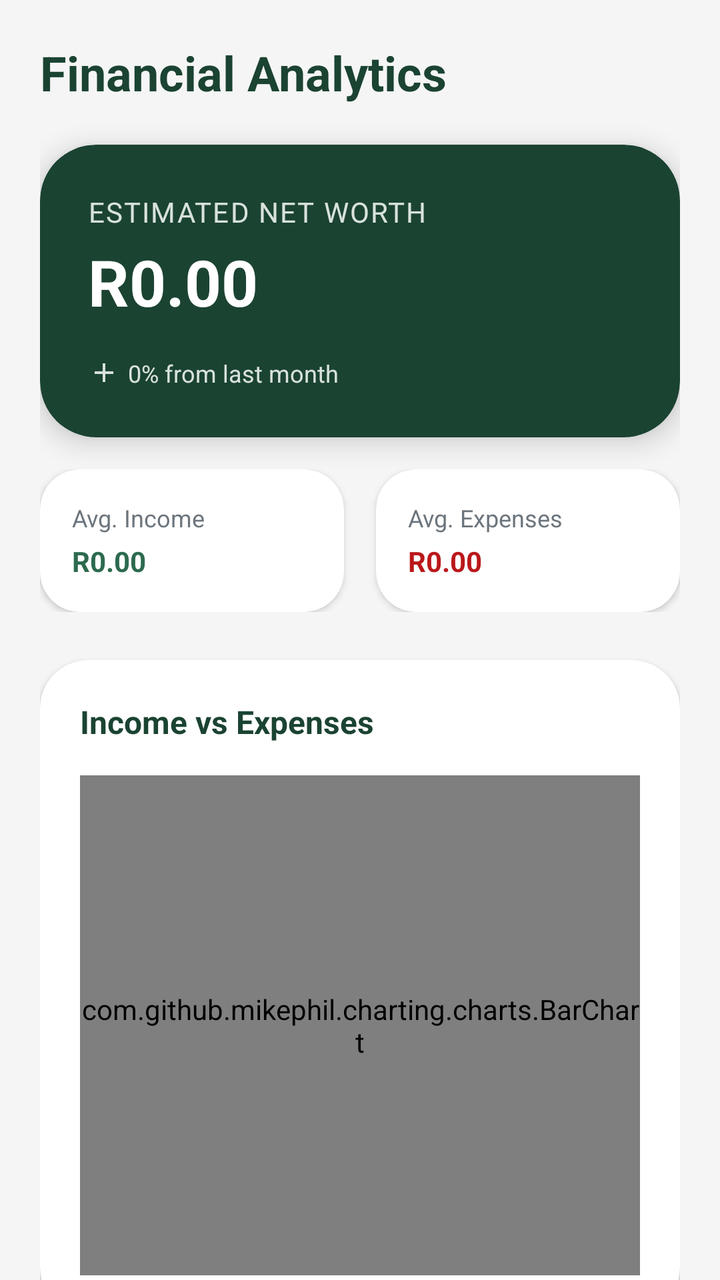
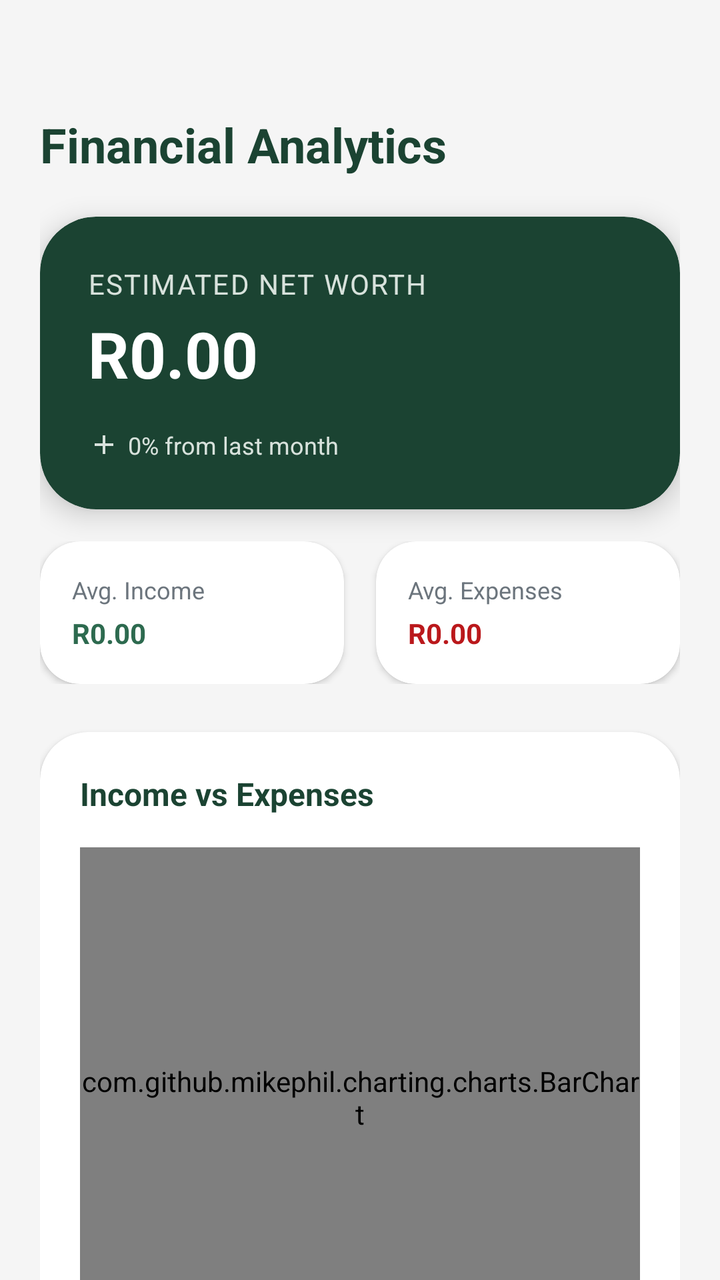

The first picture is an Android layout as it rendered before a commit; the second is the same layout after the commit. The layout source and the unified diff follow.
<!-- AndroidManifest.xml: application theme Theme.CoinCompass -->
<!-- res/layout/fragment_analytics.xml -->
<?xml version="1.0" encoding="utf-8"?>
<androidx.coordinatorlayout.widget.CoordinatorLayout xmlns:android="http://schemas.android.com/apk/res/android"
    xmlns:app="http://schemas.android.com/apk/res-auto"
    xmlns:tools="http://schemas.android.com/tools"
    android:layout_width="match_parent"
    android:layout_height="match_parent"
    android:background="@color/light_grey">

    <androidx.core.widget.NestedScrollView
        android:layout_width="match_parent"
        android:layout_height="match_parent"
        android:clipToPadding="false"
        android:paddingBottom="80dp">

        <LinearLayout
            android:layout_width="match_parent"
            android:layout_height="wrap_content"
            android:orientation="vertical"
            android:padding="20dp">

            <TextView
                android:layout_width="wrap_content"
                android:layout_height="wrap_content"
                android:text="Financial Analytics"
                android:textColor="@color/dark_green"
                android:textSize="24sp"
                android:textStyle="bold" />

            
            <com.google.android.material.card.MaterialCardView
                android:layout_width="match_parent"
                android:layout_height="wrap_content"
                android:layout_marginTop="20dp"
                app:cardBackgroundColor="@color/dark_green"
                app:cardCornerRadius="28dp"
                app:cardElevation="8dp"
                app:strokeWidth="0dp">

                <LinearLayout
                    android:layout_width="match_parent"
                    android:layout_height="wrap_content"
                    android:orientation="vertical"
                    android:padding="24dp">

                    <TextView
                        android:layout_width="wrap_content"
                        android:layout_height="wrap_content"
                        android:text="Estimated Net Worth"
                        android:textColor="@color/light_green"
                        android:textSize="14sp"
                        android:textAllCaps="true"
                        android:letterSpacing="0.05" />

                    <TextView
                        android:id="@+id/net_worth_amount"
                        android:layout_width="wrap_content"
                        android:layout_height="wrap_content"
                        android:layout_marginTop="4dp"
                        android:text="R0.00"
                        android:textColor="@color/white"
                        android:textSize="32sp"
                        android:textStyle="bold" />

                    <LinearLayout
                        android:layout_width="match_parent"
                        android:layout_height="wrap_content"
                        android:layout_marginTop="16dp"
                        android:orientation="horizontal"
                        android:gravity="center_vertical">

                        <ImageView
                            android:id="@+id/comparison_icon"
                            android:layout_width="16dp"
                            android:layout_height="16dp"
                            android:src="@drawable/ic_add"
                            app:tint="@color/light_green" />

                        <TextView
                            android:id="@+id/comparison_text"
                            android:layout_width="wrap_content"
                            android:layout_height="wrap_content"
                            android:layout_marginStart="4dp"
                            android:text="0% from last month"
                            android:textColor="@color/light_green"
                            android:textSize="12sp" />
                    </LinearLayout>
                </LinearLayout>
            </com.google.android.material.card.MaterialCardView>

            
            <LinearLayout
                android:layout_width="match_parent"
                android:layout_height="wrap_content"
                android:layout_marginTop="16dp"
                android:orientation="horizontal">

                <com.google.android.material.card.MaterialCardView
                    android:layout_width="0dp"
                    android:layout_height="wrap_content"
                    android:layout_marginEnd="8dp"
                    android:layout_weight="1"
                    app:cardBackgroundColor="@color/white"
                    app:cardCornerRadius="20dp"
                    app:cardElevation="2dp"
                    app:strokeWidth="0dp">

                    <LinearLayout
                        android:layout_width="match_parent"
                        android:layout_height="wrap_content"
                        android:orientation="vertical"
                        android:padding="16dp">
                        <TextView
                            android:layout_width="wrap_content"
                            android:layout_height="wrap_content"
                            android:text="Avg. Income"
                            android:textColor="@color/text_grey"
                            android:textSize="12sp" />
                        <TextView
                            android:id="@+id/avg_income_amount"
                            android:layout_width="wrap_content"
                            android:layout_height="wrap_content"
                            android:layout_marginTop="4dp"
                            android:text="R0.00"
                            android:textColor="@color/mid_green"
                            android:textStyle="bold" />
                    </LinearLayout>
                </com.google.android.material.card.MaterialCardView>

                <com.google.android.material.card.MaterialCardView
                    android:layout_width="0dp"
                    android:layout_height="wrap_content"
                    android:layout_marginStart="8dp"
                    android:layout_weight="1"
                    app:cardBackgroundColor="@color/white"
                    app:cardCornerRadius="20dp"
                    app:cardElevation="2dp"
                    app:strokeWidth="0dp">

                    <LinearLayout
                        android:layout_width="match_parent"
                        android:layout_height="wrap_content"
                        android:orientation="vertical"
                        android:padding="16dp">
                        <TextView
                            android:layout_width="wrap_content"
                            android:layout_height="wrap_content"
                            android:text="Avg. Expenses"
                            android:textColor="@color/text_grey"
                            android:textSize="12sp" />
                        <TextView
                            android:id="@+id/avg_expense_amount"
                            android:layout_width="wrap_content"
                            android:layout_height="wrap_content"
                            android:layout_marginTop="4dp"
                            android:text="R0.00"
                            android:textColor="@color/delete_red"
                            android:textStyle="bold" />
                    </LinearLayout>
                </com.google.android.material.card.MaterialCardView>
            </LinearLayout>

            
            <com.google.android.material.card.MaterialCardView
                android:layout_width="match_parent"
                android:layout_height="wrap_content"
                android:layout_marginTop="24dp"
                app:cardBackgroundColor="@color/white"
                app:cardCornerRadius="24dp"
                app:cardElevation="2dp"
                app:strokeWidth="0dp">

                <LinearLayout
                    android:layout_width="match_parent"
                    android:layout_height="wrap_content"
                    android:orientation="vertical"
                    android:padding="20dp">

                    <TextView
                        android:layout_width="wrap_content"
                        android:layout_height="wrap_content"
                        android:text="Income vs Expenses"
                        android:textColor="@color/dark_green"
                        android:textStyle="bold"
                        android:textSize="16sp" />

                    <com.github.mikephil.charting.charts.BarChart
                        android:id="@+id/income_expense_chart"
                        android:layout_width="match_parent"
                        android:layout_height="250dp"
                        android:layout_marginTop="16dp" />
                </LinearLayout>
            </com.google.android.material.card.MaterialCardView>

            
            <com.google.android.material.card.MaterialCardView
                android:layout_width="match_parent"
                android:layout_height="wrap_content"
                android:layout_marginTop="24dp"
                app:cardBackgroundColor="@color/white"
                app:cardCornerRadius="24dp"
                app:cardElevation="2dp"
                app:strokeWidth="0dp">

                <LinearLayout
                    android:layout_width="match_parent"
                    android:layout_height="wrap_content"
                    android:orientation="vertical"
                    android:padding="20dp">

                    <TextView
                        android:layout_width="wrap_content"
                        android:layout_height="wrap_content"
                        android:text="Spending Trend"
                        android:textColor="@color/dark_green"
                        android:textStyle="bold"
                        android:textSize="16sp" />

                    <com.github.mikephil.charting.charts.LineChart
                        android:id="@+id/spending_trend_chart"
                        android:layout_width="match_parent"
                        android:layout_height="250dp"
                        android:layout_marginTop="16dp" />
                </LinearLayout>
            </com.google.android.material.card.MaterialCardView>

        </LinearLayout>
    </androidx.core.widget.NestedScrollView>

</androidx.coordinatorlayout.widget.CoordinatorLayout>
<!-- resources referenced by this layout -->
<resources>
  <color name="dark_green">#1B4332</color>
  <color name="delete_red">#BA181B</color>
  <color name="light_green">#D8E2DC</color>
  <color name="light_grey">#F5F5F5</color>
  <color name="mid_green">#2D6A4F</color>
  <color name="text_grey">#6C757D</color>
  <color name="white">#FFFFFFFF</color>
  <!-- drawable ic_add (drawable) -->
  <vector xmlns:android="http://schemas.android.com/apk/res/android"
      android:width="24dp"
      android:height="24dp"
      android:viewportWidth="24"
      android:viewportHeight="24">
    <path
        android:fillColor="#000000"
        android:pathData="M19,13h-6v6h-2v-6H5v-2h6V5h2v6h6v2z"/>
  </vector>
  <style name="Theme.CoinCompass" parent="Base.Theme.CoinCompass" />
  <style name="Base.Theme.CoinCompass" parent="Theme.Material3.DayNight.NoActionBar">
          <item name="colorPrimary">@color/primary</item>
          <item name="colorPrimaryDark">@color/primary_dark</item>
          <item name="colorAccent">@color/accent</item>
      </style>
  <color name="primary">#1B4332</color>
  <color name="primary_dark">#081C15</color>
  <color name="accent">#E9C46A</color>
</resources>

<!-- the commit's change to res/layout/fragment_analytics.xml (unified diff, before → after) -->
@@ -16,7 +16,9 @@
             android:layout_width="match_parent"
             android:layout_height="wrap_content"
             android:orientation="vertical"
-            android:padding="20dp">
+            android:paddingHorizontal="20dp"
+            android:paddingTop="56dp"
+            android:paddingBottom="20dp">
 
             <TextView
                 android:layout_width="wrap_content"
<!-- resource entries referenced after the edit -->
@@ -22,6 +22,7 @@
           <item name="colorPrimary">@color/primary</item>
           <item name="colorPrimaryDark">@color/primary_dark</item>
           <item name="colorAccent">@color/accent</item>
+          <item name="colorSecondaryContainer">@color/light_green</item>
       </style>
   <color name="primary">#1B4332</color>
   <color name="primary_dark">#081C15</color>
